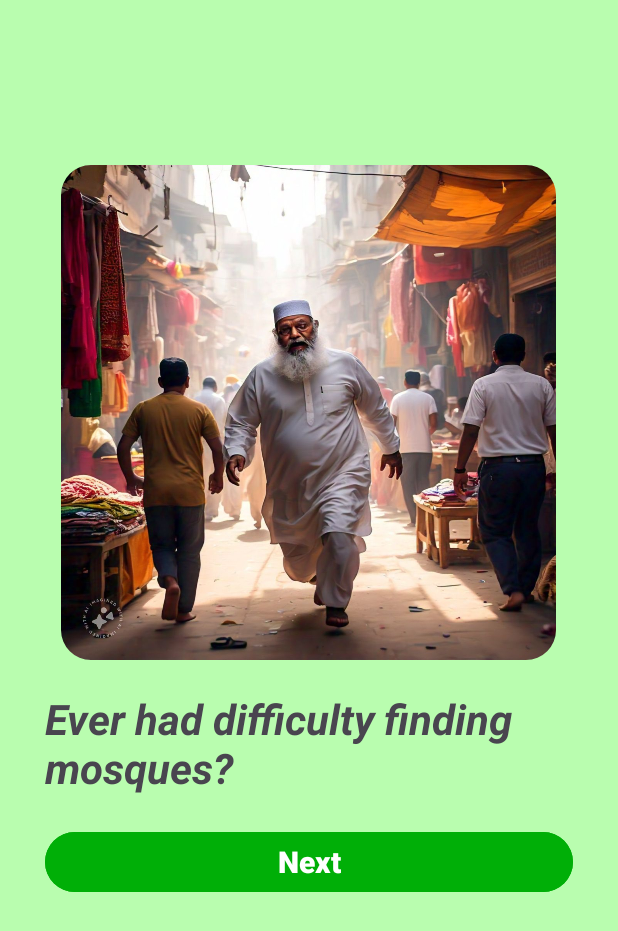
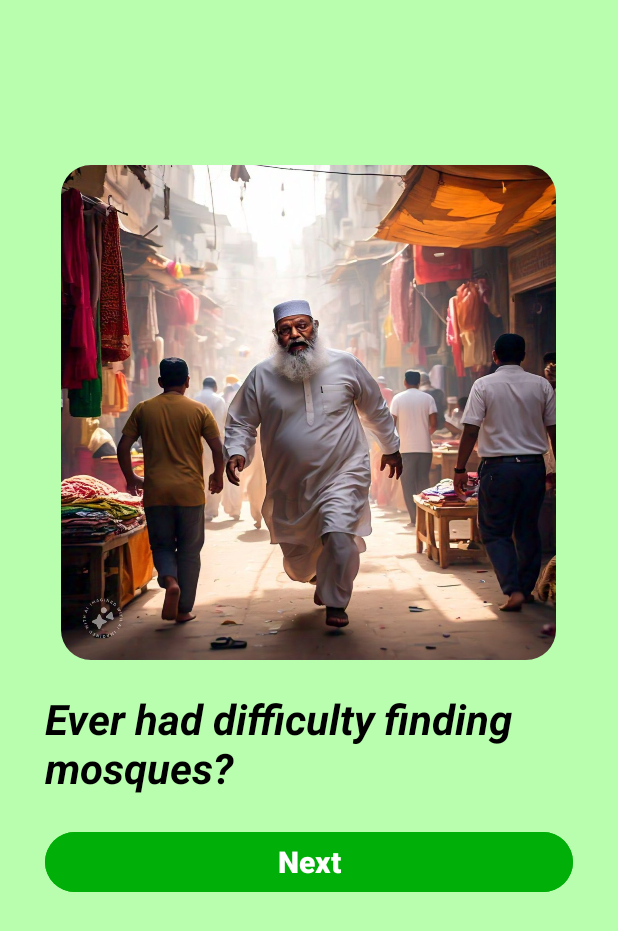
Before and after one commit to mdanasaliusmani/MosqueInfo, an Android app: the screen it shows after launch (MainActivity), on a phone screen of 412 x 824 dp. Shown: the top 931 px of the screen. Run offline under Robolectric (Android 15) with nearby library versions, the light colour scheme and no system bars.

Commit message:
basic UI/UX changes

```diff
--- a/app/src/main/res/layout/activity_intro2.xml
+++ b/app/src/main/res/layout/activity_intro2.xml
@@ -17,7 +17,7 @@
         android:layout_marginTop="110dp"
         android:scaleType="centerCrop"
         android:src="@drawable/intro2"
-        app:shapeAppearanceOverlay="@style/RoundedImageView1"/>
+        app:shapeAppearanceOverlay="@style/RoundedImageView1" />
 
     <TextView
         android:id="@+id/msg_i2"
@@ -26,6 +26,7 @@
         android:layout_marginHorizontal="30dp"
         android:layout_marginVertical="20dp"
         android:text="Ever uncertain about prayer's timings?"
+        android:textColor="@color/black"
         android:textSize="28sp"
         android:textStyle="italic|bold" />
 
--- a/app/src/main/res/layout/activity_intro3.xml
+++ b/app/src/main/res/layout/activity_intro3.xml
@@ -26,6 +26,7 @@
         android:layout_marginHorizontal="30dp"
         android:layout_marginVertical="20dp"
         android:text="Here's the amazing solution for you"
+        android:textColor="@color/black"
         android:textSize="28sp"
         android:textStyle="italic|bold" />
 
--- a/app/src/main/res/layout/activity_main.xml
+++ b/app/src/main/res/layout/activity_main.xml
@@ -26,6 +26,7 @@
         android:layout_marginHorizontal="30dp"
         android:layout_marginVertical="20dp"
         android:text="Ever had difficulty finding mosques?"
+        android:textColor="@color/black"
         android:textSize="28sp"
         android:textStyle="italic|bold" />
 
```
Also changed, not shown: app/src/main/AndroidManifest.xml (line endings or trailing spaces), app/src/main/res/mipmap-anydpi-v26/ic_launcher.xml (line endings or trailing spaces), app/src/main/res/mipmap-anydpi-v26/ic_launcher_round.xml (line endings or trailing spaces), app/src/main/res/values/ic_launcher_background.xml (line endings or trailing spaces), app/src/main/res/values/styles.xml (line endings or trailing spaces), gradle/wrapper/gradle-wrapper.properties, 1 other file.
